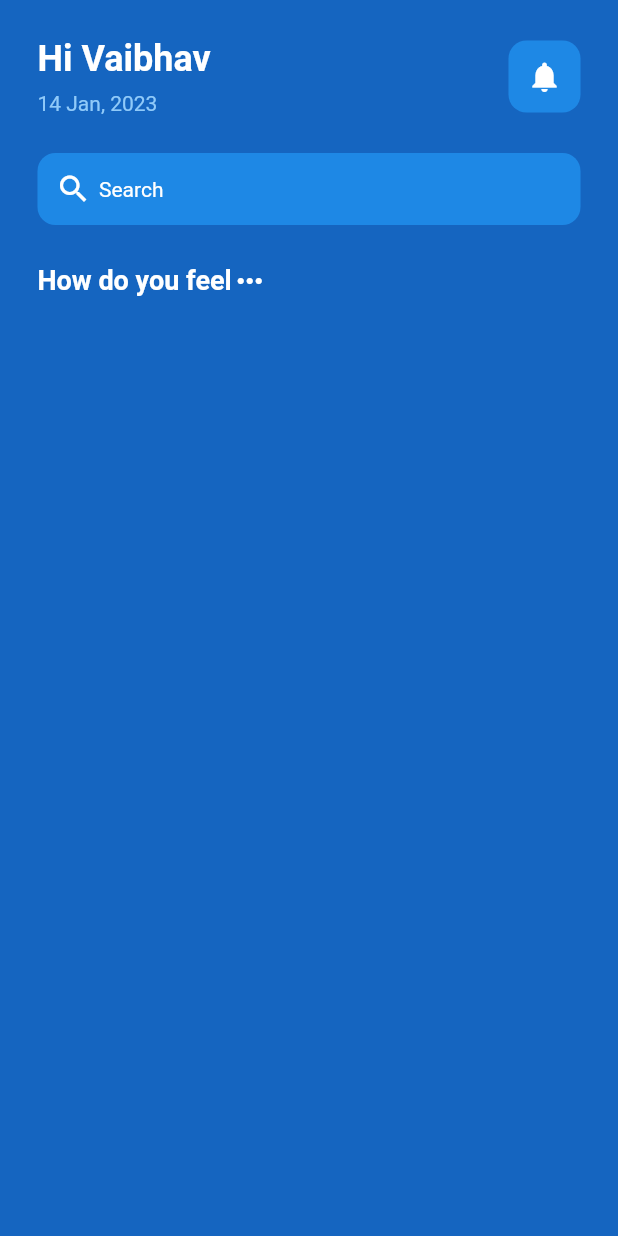
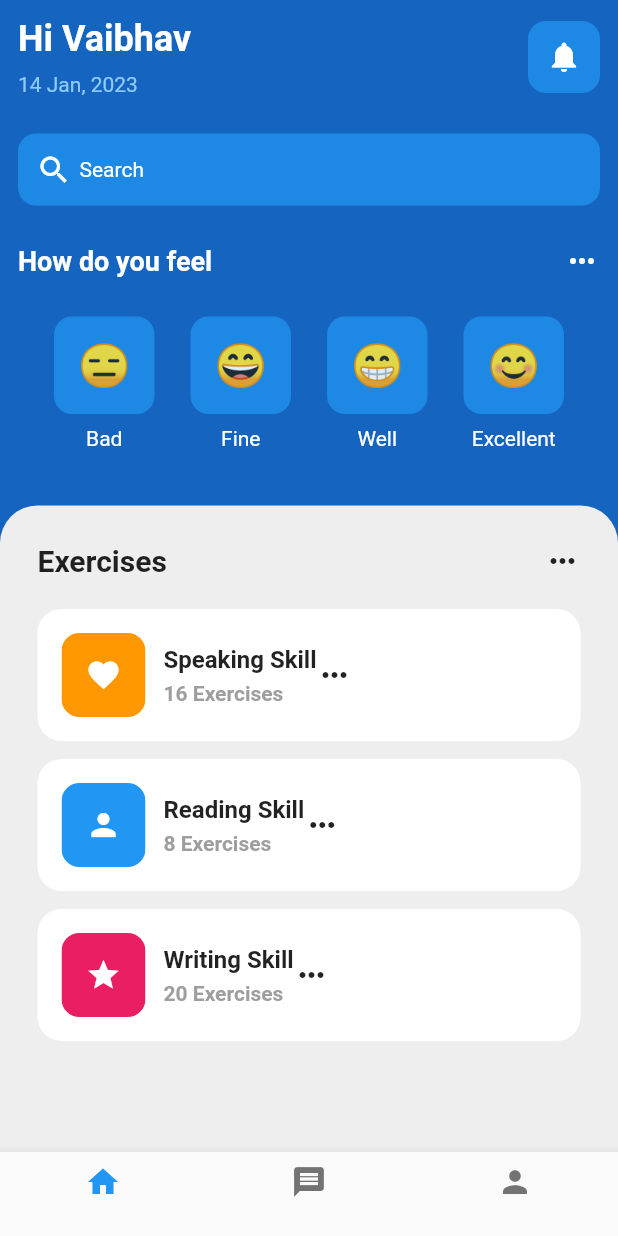
Before and after one commit to VaibhavYT/mental_app_flutter_ui, a Flutter app: the screen it shows after launch, on a phone screen of 412 x 824 dp. Run offline on Flutter 3.47's test engine with Material 2 defaults, Android fonts, the phone set to English and light mode, and no system bars.

```diff
--- a/lib/pages/home_page.dart
+++ b/lib/pages/home_page.dart
@@ -3,6 +3,8 @@
 import 'dart:ui';
 
 import 'package:flutter/material.dart';
+import 'package:mental_app/util/emoji_face.dart';
+import 'package:mental_app/util/exercise_tile.dart';
 
 class HomePage extends StatelessWidget {
   const HomePage({super.key});
@@ -10,14 +12,22 @@ class HomePage extends StatelessWidget {
   @override
   Widget build(BuildContext context) {
     return Scaffold(
+
       backgroundColor: Colors.blue[800],
+      bottomNavigationBar: BottomNavigationBar(items: [
+        BottomNavigationBarItem(icon: Icon(Icons.home), label: ''),
+        BottomNavigationBarItem(icon: Icon(Icons.message), label: ''),
+        BottomNavigationBarItem(icon: Icon(Icons.person), label: ''),
+      ]),
       body: SafeArea(
-        child: Padding(
-          padding: const EdgeInsets.all(25.0),
         child: Column(
           children: [
             // ignore: prefer_const_literals_to_create_immutables
             // first row
+            Padding(
+              padding: const EdgeInsets.all(12.0),
+              child: Column(
+                children: [
                   Row(
                     mainAxisAlignment: MainAxisAlignment.spaceBetween,
                     children: [
@@ -94,6 +104,7 @@ class HomePage extends StatelessWidget {
                   //how do you feel
 
                   Row(
+                    mainAxisAlignment: MainAxisAlignment.spaceBetween,
                     children: [
                       Text(
                         'How do you feel',
@@ -115,25 +126,129 @@ class HomePage extends StatelessWidget {
                   ),
                   // Emoji Reaction
                   Row(
+                    mainAxisAlignment: MainAxisAlignment.spaceEvenly,
                     children: [
                       //bad
-
-
-
+                      Column(
+                        children: [
+                          EmojiFace(emotionFace: '😑'),
+                          SizedBox(
+                            height: 8,
+                          ),
+                          Text(
+                            'Bad',
+                            style: TextStyle(color: Colors.white),
+                          ),
+                        ],
+                      ),
 
                       //fine
-
+                      Column(
+                        children: [
+                          EmojiFace(emotionFace: '😄'),
+                          SizedBox(
+                            height: 8,
+                          ),
+                          Text(
+                            'Fine',
+                            style: TextStyle(color: Colors.white),
+                          ),
+                        ],
+                      ),
 
                       //well
-
+                      Column(
+                        children: [
+                          EmojiFace(emotionFace: '😁'),
+                          SizedBox(
+                            height: 8,
+                          ),
+                          Text(
+                            'Well',
+                            style: TextStyle(color: Colors.white),
+                          ),
+                        ],
+                      ),
 
                       //excellent
-
-
-                ],
-              )
+                      Column(
+                        children: [
+                          EmojiFace(emotionFace: '😊'),
+                          SizedBox(
+                            height: 8,
+                          ),
+                          Text(
+                            'Excellent',
+                            style: TextStyle(color: Colors.white),
+                          ),
                         ],
                       ),
+                    ],
+                  ),
+                ],
+              ),
+            ),
+            SizedBox(
+              height: 25,
+            ),
+            Expanded(
+
+              child: Container(
+                decoration: BoxDecoration(
+                  borderRadius: BorderRadius.vertical(top: Radius.circular(25)),
+                  color: Colors.grey[200],
+                ),
+                padding: EdgeInsets.all(25.0),
+
+                child: Center(
+                  child: Column(
+                    children: [
+                      //Exercise Heading
+                      Row(
+                        mainAxisAlignment: MainAxisAlignment.spaceBetween,
+                        children: [
+                          Text(
+                            'Exercises',
+                            style: TextStyle(
+                                fontWeight: FontWeight.bold, fontSize: 20),
+                          ),
+                          Icon(Icons.more_horiz),
+                        ],
+                      ),
+                      SizedBox(
+                        height: 20,
+                      ),
+                      //List view of exercises
+                      Expanded(
+                        child: ListView(
+                          children: [
+                            ExerciseTile(
+                              icon: Icons.favorite,
+                              exerciseName: 'Speaking Skill',
+                              numberOfExercise: 16,
+                              color: Colors.orange,
+                            ),
+                            ExerciseTile(
+                             icon: Icons.person,
+                              exerciseName: 'Reading Skill',
+                              numberOfExercise: 8,
+                              color: Colors.blue,
+                            ),
+                            ExerciseTile(
+                              icon: Icons.star,
+                              exerciseName: 'Writing Skill',
+                              numberOfExercise: 20,
+                              color: Colors.pink,
+                            ),
+                          ],
+                        ),
+                      ),
+                    ],
+                  ),
+                ),
+              ),
+            ),
+          ],
         ),
       ),
     );
--- /dev/null
+++ b/lib/util/emoji_face.dart
@@ -0,0 +1,29 @@
+// ignore_for_file: prefer_const_constructors
+
+import 'package:flutter/material.dart';
+
+class EmojiFace extends StatelessWidget {
+  final String emotionFace;
+
+  const EmojiFace({
+    Key?key,
+    required this.emotionFace,
+    }):super(key: key);
+
+  @override
+  Widget build(BuildContext context) {
+    return Container(
+      decoration: BoxDecoration(
+        color: Colors.blue[600],
+        borderRadius: BorderRadius.circular(12),
+      ),
+      padding: EdgeInsets.all(16),
+      // ignore: prefer_const_constructors
+      child: Center(
+        child: Text(emotionFace,
+        style: TextStyle(fontSize: 28,),
+        ),
+      ),
+    );
+  }
+}
--- /dev/null
+++ b/lib/util/exercise_tile.dart
@@ -0,0 +1,83 @@
+// ignore_for_file: prefer_const_constructors, prefer_interpolation_to_compose_strings
+
+import 'package:flutter/material.dart';
+
+class ExerciseTile extends StatelessWidget {
+  final icon;
+  final String exerciseName;
+  final int numberOfExercise;
+  final color;
+  const ExerciseTile({
+    Key? key,
+    required this.icon,
+    required this.exerciseName,
+    required this.numberOfExercise,
+    required this.color,
+  }) : super(key: key);
+  @override
+  Widget build(BuildContext context) {
+    return Padding(
+      padding: const EdgeInsets.only(bottom: 12.0),
+      child: Container(
+        padding: EdgeInsets.all(16),
+        decoration: BoxDecoration(
+          color: Colors.white,
+          borderRadius: BorderRadius.circular(16),
+        ),
+        child: Row(
+          mainAxisAlignment: MainAxisAlignment.spaceBetween,
+          children: [
+            Row(
+              mainAxisAlignment: MainAxisAlignment.spaceBetween,
+              children: [
+                ClipRRect(
+                  borderRadius: BorderRadius.circular(12),
+                  child: Container(
+                    padding: EdgeInsets.all(16),
+                    color: color,
+                    child: Icon(
+                      icon,
+                      color: Colors.white,
+                    ),
+                  ),
+                ),
+                SizedBox(
+                  width: 12,
+                ),
+                Column(
+                  crossAxisAlignment: CrossAxisAlignment.start,
+                  // ignore: prefer_const_literals_to_create_immutables
+                  children: [
+                    //TITLE
+                    Text(
+                      exerciseName,
+                      style: TextStyle(
+                        fontWeight: FontWeight.bold,
+                        fontSize: 16,
+                      ),
+                    ),
+                    SizedBox(
+                      height: 5,
+                    ),
+                    //subtitle
+                    Text(
+                      numberOfExercise.toString() + ' Exercises',
+                      style: TextStyle(
+                        fontWeight: FontWeight.bold,
+                        color: Colors.grey,
+                        fontSize: 14,
+                      ),
+                    ),
+                  ],
+                ),
+
+                Icon(Icons.more_horiz),
+              ],
+            ),
+
+          ],
+        ),
+      ),
+    );
+  }
+}
```
Lines whose indentation alone changed are shown as unchanged.
